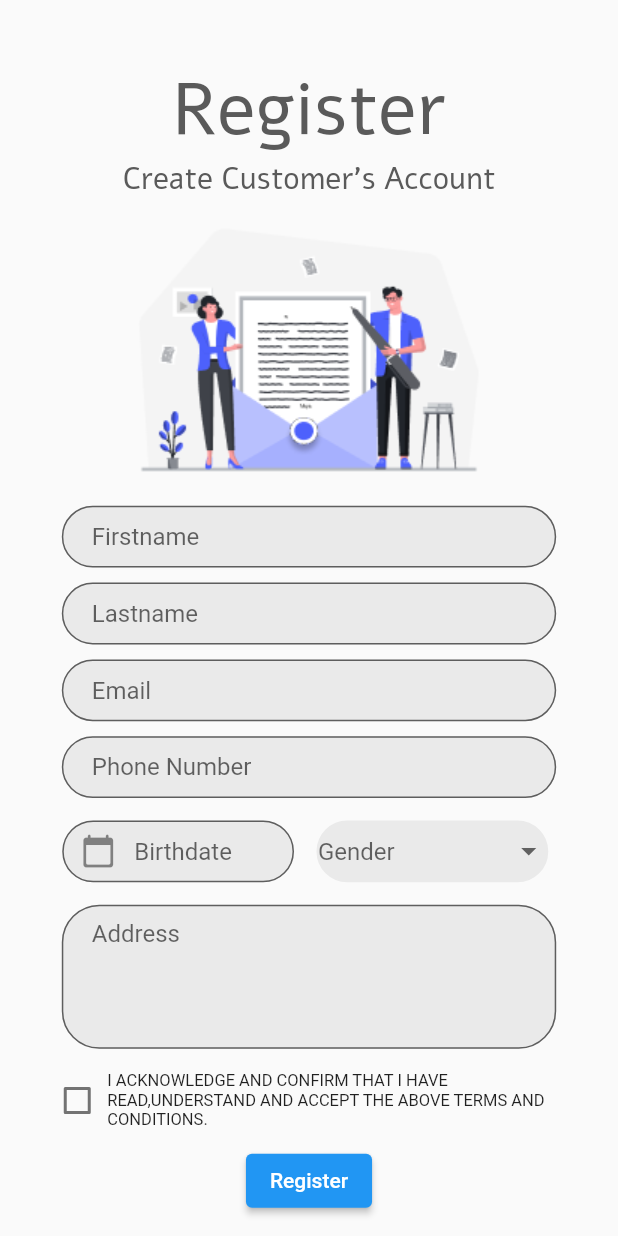
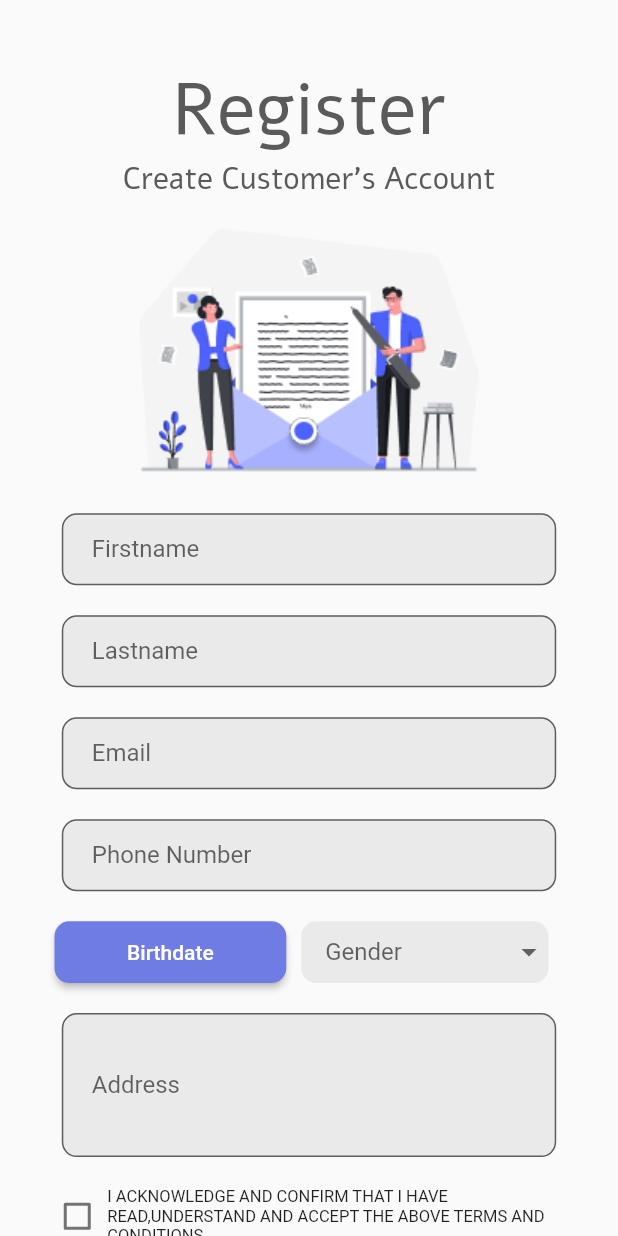
Before and after one commit to CSC234/Memby-application, a Flutter app: the Register screen opened directly, on a phone screen of 412 x 824 dp. Run offline on Flutter 3.47's test engine with Material 2 defaults, Android fonts, the phone set to English and light mode, and no system bars; our stand-ins replace dotted_decoration, email_validator, firebase_auth, firebase_core, google_sign_in, validators; accounts and stored records are empty.

Commit message:
Feat : Add functionality to the register page

```diff
--- /dev/null
+++ b/lib/components/DatePicker.dart
@@ -0,0 +1,52 @@
+import 'package:flutter/material.dart';
+
+class CalendarPicker extends StatefulWidget {
+  CalendarPicker({Key key, this.title, this.color}) : super(key: key);
+
+  String title;
+  final Color color;
+
+  @override
+  _CalendarPickerState createState() => _CalendarPickerState();
+}
+
+class _CalendarPickerState extends State<CalendarPicker> {
+  DateTime selectedDate = DateTime.now();
+
+  Future<void> _selectDate(BuildContext context) async {
+    final DateTime picked = await showDatePicker(
+      context: context,
+      initialDate: selectedDate,
+      firstDate: DateTime(2015, 8),
+      lastDate: DateTime(2101),
+    );
+    if (picked != null && picked != selectedDate)
+      setState(() {
+        selectedDate = picked;
+      });
+  }
+
+  @override
+  Widget build(BuildContext context) {
+    double width = MediaQuery.of(context).size.width;
+    double height = MediaQuery.of(context).size.height;
+
+    return Container(
+      height: height * (5 / 100),
+      width: width * (37.5 / 100),
+      child: ElevatedButton(
+        onPressed: () {
+          _selectDate(context);
+          widget.title = selectedDate.toLocal().toString().split(' ')[0];
+        },
+        child: Text(widget.title),
+        style: ElevatedButton.styleFrom(
+          primary: widget.color,
+          shape: new RoundedRectangleBorder(
+            borderRadius: new BorderRadius.circular(10.0),
+          ),
+        ),
+      ),
+    );
+  }
+}
--- a/lib/components/TextBox.dart
+++ b/lib/components/TextBox.dart
@@ -1,6 +1,8 @@
 import 'package:flutter/material.dart';
+import 'package:validators/validators.dart';
+import 'package:email_validator/email_validator.dart';
 
-class TextBox extends StatelessWidget {
+class TextBox extends StatefulWidget {
   TextBox(
       {this.text,
       this.height,
@@ -12,7 +14,8 @@ class TextBox extends StatelessWidget {
       this.require,
       this.icon,
       this.minLine,
-      this.maxLine});
+      this.maxLine,
+      this.emailValidator});
 
   final String text;
   final double width;
@@ -20,40 +23,57 @@ class TextBox extends StatelessWidget {
   final TextInputType keyboardType;
   final Color formColor;
   final Color textColor;
-  final String input;
+  final TextEditingController input;
   final bool require;
   final Icon icon;
   final int minLine;
   final int maxLine;
+  final bool emailValidator;
+  final _formKey = GlobalKey<FormState>();
 
+  @override
+  _TextBoxState createState() => _TextBoxState();
+}
+
+class _TextBoxState extends State<TextBox> {
   @override
   Widget build(BuildContext context) {
     return Padding(
-      padding: const EdgeInsets.all(5.0),
+      padding: const EdgeInsets.all(10.0),
       child: Container(
-        width: width,
-        height: height,
+        width: widget.width,
+        height: widget.height,
         child: TextFormField(
-          keyboardType: keyboardType,
-          minLines: minLine,
-          maxLines: maxLine,
+          controller: widget.input,
+          keyboardType: widget.keyboardType,
+          minLines: widget.minLine,
+          maxLines: widget.maxLine,
           decoration: InputDecoration(
-            prefixIcon: icon,
+            labelText: widget.text,
+            prefixIcon: widget.icon,
             contentPadding:
                 EdgeInsets.symmetric(vertical: 10.0, horizontal: 20.0),
-            hintText: text,
-            fillColor: formColor,
+            fillColor: widget.formColor,
             filled: true,
             border: new OutlineInputBorder(
                 borderRadius: const BorderRadius.all(
-              const Radius.circular(25.0),
+              const Radius.circular(10.0),
             )),
             focusedBorder: OutlineInputBorder(
               borderSide:
                   const BorderSide(color: Colors.blueAccent, width: 2.0),
-              borderRadius: BorderRadius.circular(25.0),
+              borderRadius: BorderRadius.circular(10.0),
             ),
           ),
+          validator: (value) {
+            if (value == null || value.isEmpty) {
+              return 'Please enter some text';
+            }
+            if (widget.emailValidator == true) {
+              EmailValidator.validate(value) ? null : "Invalid email";
+            }
+            return null;
+          },
         ),
       ),
     );
--- a/lib/screens/registerScreen.dart
+++ b/lib/screens/registerScreen.dart
@@ -1,12 +1,11 @@
-import 'dart:convert';
-import 'dart:ffi';
-
 import 'package:flutter/material.dart';
 import 'package:memby/components/TextBox.dart';
+import 'package:memby/components/DatePicker.dart';
 
 const grey = const Color(0xFF5A5A5A);
 const lightGrey = const Color(0xFFEAEAEA);
 const fontColor = const Color(0xFFB7B7B7);
+const themeBlue = const Color(0xFF6E7CE4);
 bool isCheck = false;
 
 class RegisterScreen extends StatefulWidget {
@@ -21,42 +20,60 @@ class _RegisterScreenState extends State<RegisterScreen> {
   }
 }
 
-class CheckBoxState extends StatefulWidget {
-  @override
-  _CheckBoxStateState createState() => _CheckBoxStateState();
-}
-
-class _CheckBoxStateState extends State<CheckBoxState> {
+class Register extends StatelessWidget {
+  const Register({Key key}) : super(key: key);
   @override
   Widget build(BuildContext context) {
     return Container(
-      child: Checkbox(
-        materialTapTargetSize: MaterialTapTargetSize.shrinkWrap,
-        value: isCheck,
-        checkColor: Colors.yellowAccent,
-        onChanged: (bool value) {
-          setState(
-            () {
-              isCheck = value;
-            },
-          );
-        },
+      color: Colors.white,
+      child: Scaffold(
+        body: SingleChildScrollView(child: FormBoxes()),
       ),
     );
   }
 }
 
-class Register extends StatelessWidget {
-  const Register({Key key}) : super(key: key);
+class FormBoxes extends StatefulWidget {
+  @override
+  _FormBoxesState createState() => _FormBoxesState();
+}
+
+class _FormBoxesState extends State<FormBoxes> {
+  final firstnameController = TextEditingController();
+  final lastnameController = TextEditingController();
+  final emailController = TextEditingController();
+  final phoneNumberController = TextEditingController();
+  final birthdateController = TextEditingController();
+  final genderController = TextEditingController();
+  final addressController = TextEditingController();
+  final _formKey = GlobalKey<FormState>();
+
+  @override
+  void initState() {
+    super.initState();
+  }
+
+  @override
+  void dispose() {
+    // Clean up the controller when the widget is disposed.
+    firstnameController.dispose();
+    lastnameController.dispose();
+    emailController.dispose();
+    phoneNumberController.dispose();
+    birthdateController.dispose();
+    genderController.dispose();
+    addressController.dispose();
+    super.dispose();
+  }
+
   @override
   Widget build(BuildContext context) {
     double width = MediaQuery.of(context).size.width;
     double height = MediaQuery.of(context).size.height;
 
     return Container(
-      color: Colors.white,
-      child: Scaffold(
-        body: SingleChildScrollView(
+        child: Form(
+      key: _formKey,
       child: Center(
         child: Column(
           children: [
@@ -67,67 +84,63 @@ class Register extends StatelessWidget {
                   Text(
                     "Register",
                     style: TextStyle(
-                            fontSize: 48,
-                            fontFamily: 'Alef-Regular',
-                            color: grey),
+                        fontSize: 48, fontFamily: 'Alef-Regular', color: grey),
                   ),
                   Text(
                     "Create Customer's Account",
                     style: TextStyle(
-                            fontSize: 20,
-                            fontFamily: 'Alef-Regular',
-                            color: grey),
+                        fontSize: 20, fontFamily: 'Alef-Regular', color: grey),
                   ),
                   Image(
                     image: AssetImage('assets/images/register.png'),
                   ),
                   TextBox(
                     text: "Firstname",
+                    input: firstnameController,
                     width: width * (80 / 100),
-                        height: height * (5 / 100),
                     keyboardType: TextInputType.name,
                     formColor: lightGrey,
                     textColor: fontColor,
                   ),
                   TextBox(
                     text: "Lastname",
+                    input: lastnameController,
                     width: width * (80 / 100),
-                        height: height * (5 / 100),
                     keyboardType: TextInputType.name,
                     formColor: lightGrey,
                     textColor: fontColor,
                   ),
                   TextBox(
                     text: "Email",
+                    input: emailController,
                     width: width * (80 / 100),
-                        height: height * (5 / 100),
-                        keyboardType: TextInputType.name,
+                    keyboardType: TextInputType.emailAddress,
                     formColor: lightGrey,
                     textColor: fontColor,
+                    emailValidator: true,
                   ),
                   TextBox(
                     text: "Phone Number",
+                    input: phoneNumberController,
                     width: width * (80 / 100),
-                        height: height * (5 / 100),
-                        keyboardType: TextInputType.name,
+                    keyboardType: TextInputType.number,
                     formColor: lightGrey,
                     textColor: fontColor,
                   ),
                   Row(
                     mainAxisAlignment: MainAxisAlignment.center,
                     children: [
-                          TextBox(
-                            text: "Birthdate",
+                      Container(
+                        height: height * (5 / 100),
                         width: width * (37.5 / 100),
-                            height: height * (5 / 100),
-                            keyboardType: TextInputType.name,
-                            formColor: lightGrey,
-                            textColor: fontColor,
-                            icon: Icon(Icons.calendar_today_rounded),
+                        child: CalendarPicker(
+                            title: "Birthdate", color: themeBlue),
                       ),
                       Padding(
                         padding: const EdgeInsets.all(10),
                         child: Container(
+                          child: Padding(
+                            padding: const EdgeInsets.only(left: 15.0),
                             child: DropdownButtonHideUnderline(
                               child: new DropdownButton<String>(
                                 items: <String>[
@@ -145,8 +158,9 @@ class Register extends StatelessWidget {
                                 hint: Text("Gender"),
                               ),
                             ),
+                          ),
                           height: height * (5 / 100),
-                              width: width * (37.5 / 100),
+                          width: width * (40 / 100),
                           decoration: ShapeDecoration(
                             color: lightGrey,
                             shape: RoundedRectangleBorder(
@@ -155,7 +169,7 @@ class Register extends StatelessWidget {
                                   style: BorderStyle.solid,
                                   color: lightGrey),
                               borderRadius:
-                                      BorderRadius.all(Radius.circular(25.0)),
+                                  BorderRadius.all(Radius.circular(10.0)),
                             ),
                           ),
                         ),
@@ -164,6 +178,7 @@ class Register extends StatelessWidget {
                   ),
                   TextBox(
                     text: "Address",
+                    input: addressController,
                     width: width * (80 / 100),
                     keyboardType: TextInputType.multiline,
                     formColor: lightGrey,
@@ -187,14 +202,61 @@ class Register extends StatelessWidget {
                       )
                     ],
                   ),
-                      ElevatedButton(onPressed: () {}, child: Text("Register"))
+                  Padding(
+                    padding: const EdgeInsets.all(10.0),
+                    child: Container(
+                      width: width * (40 / 100),
+                      child: ElevatedButton(
+                        child: Text("Register"),
+                        style: ElevatedButton.styleFrom(
+                            textStyle: TextStyle(fontSize: 24),
+                            primary: themeBlue,
+                            shape: new RoundedRectangleBorder(
+                              borderRadius: new BorderRadius.circular(30.0),
+                            ),
+                            padding: EdgeInsets.all(12.5)),
+                        onPressed: () {
+                          if (_formKey.currentState.validate() && isCheck) {
+                            return Navigator.of(context).pop();
+                          } else if (isCheck == false) {
+                            return;
+                          }
+                        },
+                      ),
+                    ),
+                  ),
+                  SizedBox(
+                    height: height * (5 / 100),
+                  )
                 ],
               ),
             )
           ],
         ),
       ),
-        ),
+    ));
+  }
+}
+
+class CheckBoxState extends StatefulWidget {
+  @override
+  _CheckBoxStateState createState() => _CheckBoxStateState();
+}
+
+class _CheckBoxStateState extends State<CheckBoxState> {
+  @override
+  Widget build(BuildContext context) {
+    return Container(
+      child: Checkbox(
+        materialTapTargetSize: MaterialTapTargetSize.shrinkWrap,
+        value: isCheck,
+        onChanged: (bool value) {
+          setState(
+            () {
+              isCheck = value;
+            },
+          );
+        },
       ),
     );
   }
--- a/pubspec.yaml
+++ b/pubspec.yaml
@@ -31,6 +31,8 @@ dependencies:
   google_sign_in: ^4.5.3
   dotted_decoration: ^1.2.2
   provider: ^5.0.0
+  validators: ^2.0.0
+  email_validator: '^1.0.6'
 
 
 
```
Also changed, not shown: pubspec.lock. Lines whose indentation alone changed are shown as unchanged.
